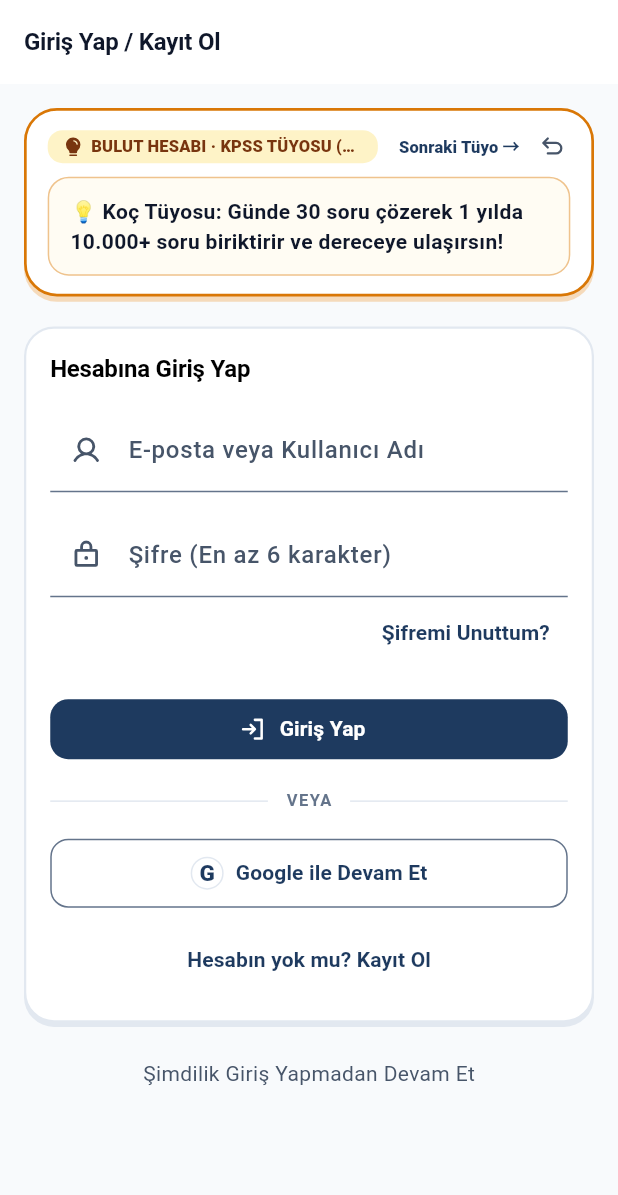
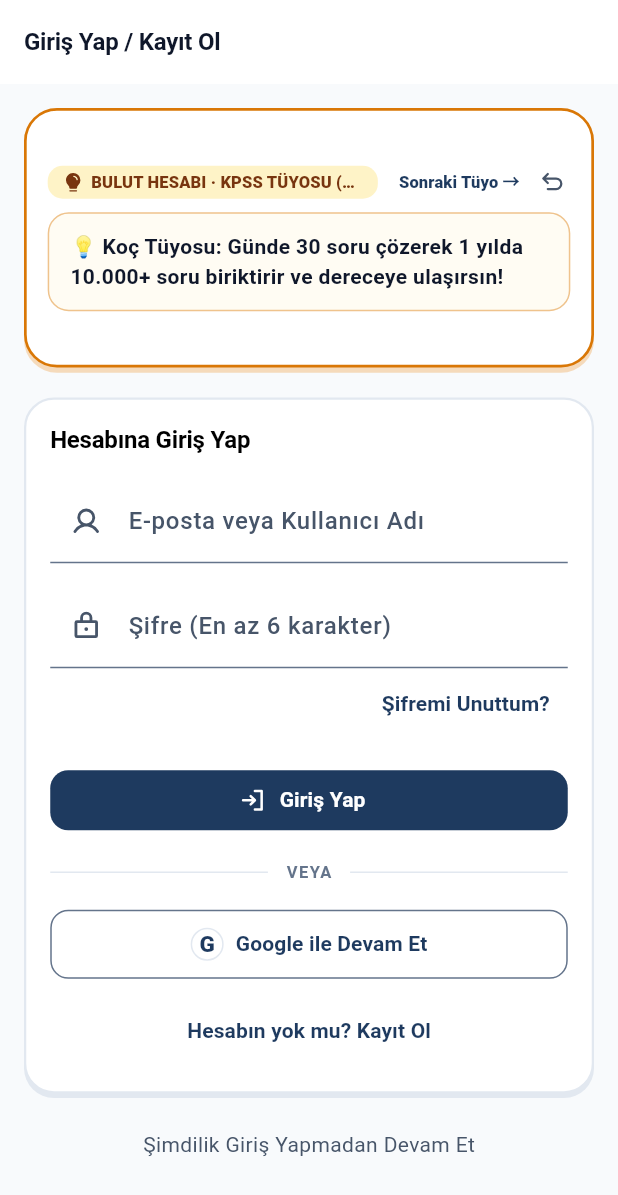
Before and after one commit to omerfarukpehlivan/kadro, a Flutter app: the AuthScreen screen opened by its route, after a tap on "BULUT HESABI", on a phone screen of 412 x 824 dp. Shown: the top 1195 px of the screen. Run offline on Flutter 3.47's test engine with Material 3 defaults, Android fonts, the phone set to English and light mode, and no system bars; our stand-ins replace fl_chart, flex_color_scheme, flutter_animate, flutter_local_notifications, flutter_riverpod, go_router and 6 more; missing offline and left inert: purchases_flutter; accounts and stored records are empty.

Commit message:
fix(ui): lock MascotCoachBanner height with IntrinsicHeight + StackFit.expand to eliminate layout jump on flip

```diff
--- a/lib/shared/widgets/mascot_coach_banner.dart
+++ b/lib/shared/widgets/mascot_coach_banner.dart
@@ -290,42 +290,65 @@ class _MascotCoachBannerState extends State<MascotCoachBanner> {
     final textTheme = theme.textTheme;
     final isCompact = ResponsiveBreakpoints.isCompact(context);
     final avatarSize = isCompact ? 72.0 : 92.0;
-    final minHeight = isCompact ? 96.0 : 122.0;
 
     final auraColor = _getMoodColor(colorScheme);
     final tips = widget.mood.coachTips;
 
-    return AnimatedSwitcher(
-      duration: const Duration(milliseconds: 260),
-      switchInCurve: Curves.easeOutBack,
-      switchOutCurve: Curves.easeIn,
-      transitionBuilder: (child, animation) {
-        final rotateAnim = Tween<double>(begin: 0.88, end: 1.0).animate(
-          animation,
+    final longestTip = tips.reduce(
+      (a, b) => a.length >= b.length ? a : b,
     );
-        return FadeTransition(
-          opacity: animation,
-          child: ScaleTransition(scale: rotateAnim, child: child),
-        );
-      },
-      child: _isFlipped
-          ? _buildBackFace(
-              context: context,
-              colorScheme: colorScheme,
-              textTheme: textTheme,
-              auraColor: auraColor,
-              minHeight: minHeight,
-              isCompact: isCompact,
-              tips: tips,
-            )
-          : _buildFrontFace(
+
+    final frontChild = _buildFrontFace(
       context: context,
       colorScheme: colorScheme,
       textTheme: textTheme,
       auraColor: auraColor,
       avatarSize: avatarSize,
-              minHeight: minHeight,
       isCompact: isCompact,
+    );
+
+    final backChild = _buildBackFace(
+      context: context,
+      colorScheme: colorScheme,
+      textTheme: textTheme,
+      auraColor: auraColor,
+      isCompact: isCompact,
+      tips: tips,
+    );
+
+    final tallestBackMeasure = _buildBackFace(
+      context: context,
+      colorScheme: colorScheme,
+      textTheme: textTheme,
+      auraColor: auraColor,
+      isCompact: isCompact,
+      tips: tips,
+      overrideTipText: longestTip,
+    );
+
+    // Zero-Layout-Shift (Sıfır Zıplama):
+    // IntrinsicHeight + Stack içerisinde hem Ön Yüzün hem de En Uzun Tüyolu Arka Yüzün
+    // yüksekliğini aynı anda referans alır ve her iki yüzü bu yüksekliğe eşitler (stretch).
+    // Böylece ön/arka yüz ve tüyo geçişlerinde ne kartın kendisi ne de altındaki sayfa
+    // 1 piksel bile zıplamaz!
+    return IntrinsicHeight(
+      child: Stack(
+        fit: StackFit.expand,
+        children: [
+          IgnorePointer(
+            child: Opacity(
+              opacity: 0.0,
+              child: ExcludeSemantics(child: frontChild),
+            ),
+          ),
+          IgnorePointer(
+            child: Opacity(
+              opacity: 0.0,
+              child: ExcludeSemantics(child: tallestBackMeasure),
+            ),
+          ),
+          _isFlipped ? backChild : frontChild,
+        ],
       ),
     );
   }
@@ -337,12 +360,12 @@ class _MascotCoachBannerState extends State<MascotCoachBanner> {
     required TextTheme textTheme,
     required Color auraColor,
     required double avatarSize,
-    required double minHeight,
     required bool isCompact,
   }) {
+    final fixedMinHeight = isCompact ? 132.0 : 146.0;
     return Container(
       key: const ValueKey('mascot_front_face'),
-      constraints: BoxConstraints(minHeight: minHeight),
+      constraints: BoxConstraints(minHeight: fixedMinHeight),
       decoration: BoxDecoration(
         color: colorScheme.surface,
         borderRadius: BorderRadius.circular(22),
@@ -433,6 +456,7 @@ class _MascotCoachBannerState extends State<MascotCoachBanner> {
                 Expanded(
                   child: Column(
                     crossAxisAlignment: CrossAxisAlignment.start,
+                    mainAxisAlignment: MainAxisAlignment.center,
                     mainAxisSize: MainAxisSize.min,
                     children: [
                       // Üst Rozet Satırı + Sağda zarif çevirme ikonu
@@ -520,15 +544,16 @@ class _MascotCoachBannerState extends State<MascotCoachBanner> {
     required ColorScheme colorScheme,
     required TextTheme textTheme,
     required Color auraColor,
-    required double minHeight,
     required bool isCompact,
     required List<String> tips,
+    String? overrideTipText,
   }) {
-    final currentTip = tips[_tipIndex % tips.length];
+    final fixedMinHeight = isCompact ? 132.0 : 146.0;
+    final currentTip = overrideTipText ?? tips[_tipIndex % tips.length];
 
     return Container(
-      key: ValueKey('mascot_back_face_$_tipIndex'),
-      constraints: BoxConstraints(minHeight: minHeight),
+      key: const ValueKey('mascot_back_face'),
+      constraints: BoxConstraints(minHeight: fixedMinHeight),
       decoration: BoxDecoration(
         color: colorScheme.surface,
         borderRadius: BorderRadius.circular(22),
@@ -556,6 +581,7 @@ class _MascotCoachBannerState extends State<MascotCoachBanner> {
             ),
             child: Column(
               crossAxisAlignment: CrossAxisAlignment.start,
+              mainAxisAlignment: MainAxisAlignment.center,
               mainAxisSize: MainAxisSize.min,
               children: [
                 // Üst Satır: Sayfa/Ders Tüyo Başlığı + Sayaç + Ön Yüze Dön Butonu
```
Also changed, not shown: 1 other file. Lines whose indentation alone changed are shown as unchanged.
